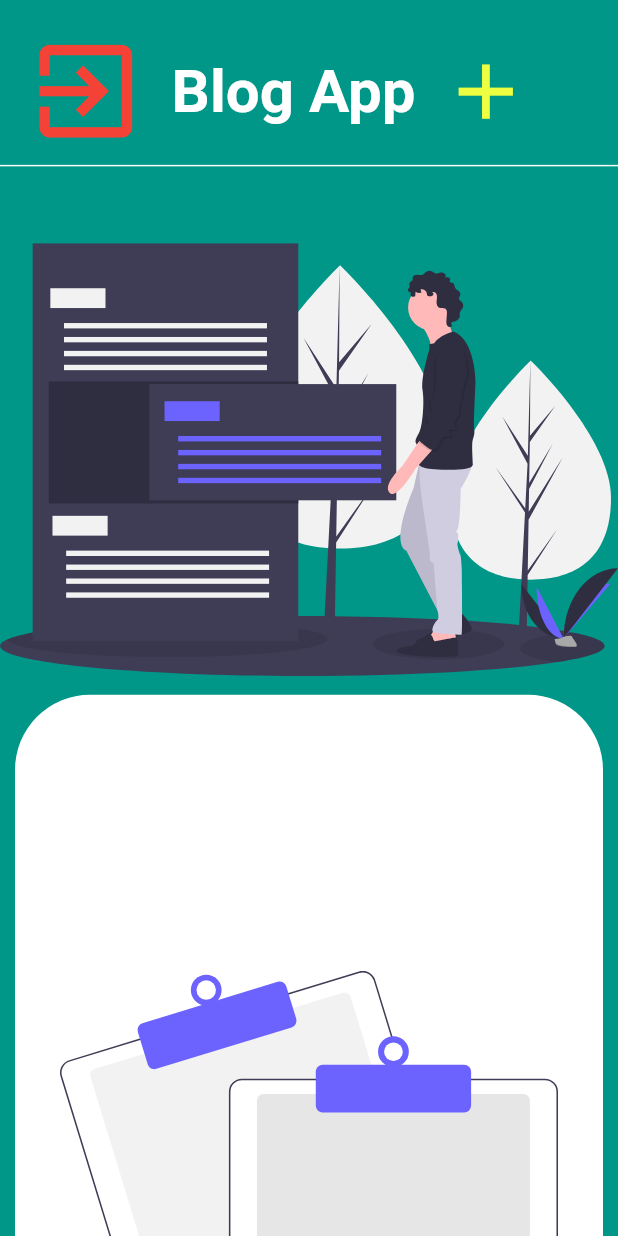
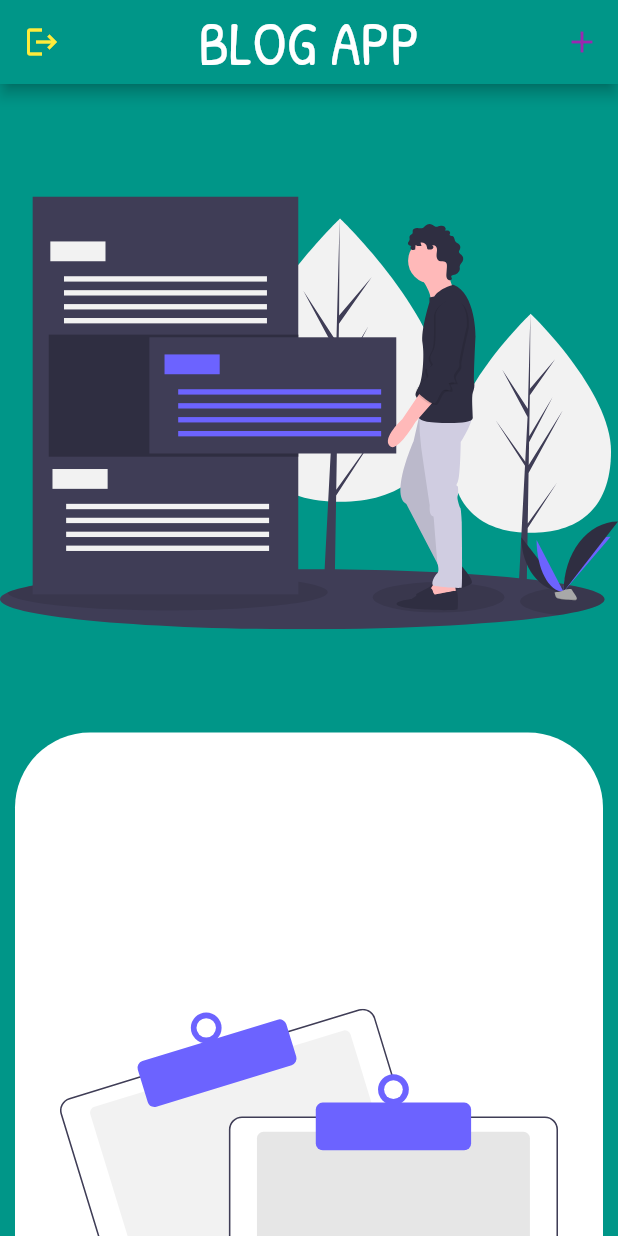
Before and after one commit to Tarunbhati100/blogApp, a Flutter app: the screen it shows once a user with an empty profile is signed in, on a phone screen of 412 x 824 dp. Run offline on Flutter 3.47's test engine with Material 2 defaults, Android fonts, the phone set to English and light mode, and no system bars; our stand-ins replace cloud_firestore, firebase_auth, firebase_core, flushbar, flutter_svg, modal_progress_hud; accounts and stored records are empty.

Commit message:
finalized app

```diff
--- a/lib/Screens/home_Screen.dart
+++ b/lib/Screens/home_Screen.dart
@@ -1,5 +1,6 @@
 import 'package:blog_app/DraggableList.dart';
 import 'package:blog_app/Screens/add_Screen.dart';
+import 'package:blog_app/Screens/auth_screen.dart';
 import 'package:blog_app/Services/auth.dart';
 import 'package:blog_app/Services/database.dart';
 import 'package:flutter/material.dart';
@@ -30,54 +31,47 @@ class _HomeState extends State<Home> {
   Widget build(BuildContext context) {
     return StreamProvider<List<Blog>>.value(
       value: DatabaseServices().blogs,
-      child: Stack(
+      child: Scaffold(
+        backgroundColor: Colors.teal,
+        appBar: AppBar(
+          backgroundColor: Colors.teal,
+          centerTitle: true,
+          leading: IconButton(
+            icon: Icon(
+              Icons.logout,
+              color: Colors.yellow,
+            ),
+            onPressed: () async {
+              await _auth.signOut();
+              Navigator.of(context).pushReplacement(
+                  MaterialPageRoute(builder: (context) => AuthScreen()));
+            },
+          ),
+          title: Text(
+            "BLOG APP",
+            style: TextStyle(
+              color: Colors.white,
+              // fontWeight: FontWeight.bold,
+              fontSize: MediaQuery.of(context).size.width * 0.1,
+            ),
+          ),
+          actions: [
+            IconButton(
+              onPressed: () {
+                Navigator.of(context).pushNamed(AddScreen.addScreen);
+              },
+              icon: Icon(
+                Icons.add,
+                color: Colors.purple,
+              ),
+            ),
+          ],
+        ),
+        body: Stack(
           children: <Widget>[
             Column(
               crossAxisAlignment: CrossAxisAlignment.start,
               children: <Widget>[
-              Container(
-                margin: EdgeInsets.only(
-                  top: 20,
-                ),
-                child: Row(
-                  children: <Widget>[
-                    FlatButton(
-                      onPressed: () async{
-                        await _auth.signOut();
-                      },
-                      child: Icon(
-                        Icons.exit_to_app,
-                        color: Colors.red,
-                        size: MediaQuery.of(context).size.width*0.2,
-                      ),
-                    ),
-                    Flexible(
-                      child: Text(
-                        "Blog App",
-                        style: TextStyle(
-                          color: Colors.white,
-                          fontWeight: FontWeight.bold,
-                          fontSize: 40
-                        ),
-                      ),
-                    ),
-                    FlatButton(
-                      onPressed: () {
-                        Navigator.of(context).pushNamed(AddScreen.addScreen);
-                      },
-                      child: Icon(
-                        Icons.add,
-                        color: Colors.limeAccent,
-                        size: MediaQuery.of(context).size.width*0.15,
-                      ),
-                    ),
-                  ],
-                ),
-              ),
-              Divider(
-                color: Colors.white,
-                thickness: 1,
-              ),
                 Expanded(
                   child: Container(
                     child: SvgPicture.asset("./assets/logo.svg"),
@@ -91,6 +85,7 @@ class _HomeState extends State<Home> {
             DraggableList(),
           ],
         ),
+      ),
     );
   }
 }
--- a/lib/Services/auth.dart
+++ b/lib/Services/auth.dart
@@ -24,8 +24,7 @@ class AuthServices{
       final result = await _auth.createUserWithEmailAndPassword(email: email, password: password);
       return result;
     } catch (error) {
-      print(error.toString());
-      return null;
+      throw error;
     }
   }
 
@@ -34,8 +33,7 @@ class AuthServices{
       final result = await _auth.signInWithEmailAndPassword(email: email, password: password);
       return result;
     } catch (error) {
-      print(error.toString());
-      return null;
+      throw error;
     }
   }
 
--- a/lib/main.dart
+++ b/lib/main.dart
@@ -20,13 +20,17 @@ class MyApp extends StatelessWidget {
     return StreamProvider<User>.value(
       value: AuthServices().user,
       child: MaterialApp(
+        theme: ThemeData(
+          fontFamily: 'PatrickHand',
+        ),
         title: 'Blog App',
         routes: {
-          '/':(BuildContext context)=>Wrapper(),
+          '/': (BuildContext context) => Wrapper(),
           AuthScreen.authscreen: (BuildContext context) => AuthScreen(),
           HomeScreen.home: (BuildContext context) => HomeScreen(),
           AddScreen.addScreen: (BuildContext context) => AddScreen(),
-        },),
+        },
+      ),
     );
   }
 }
```
Also changed, not shown: lib/Screens/auth_screen.dart (+46 -9 lines), pubspec.yaml (+5 -5 lines), assets/Fonts/PatrickHand-Regular.ttf (added), pubspec.lock. Lines whose indentation alone changed are shown as unchanged.
